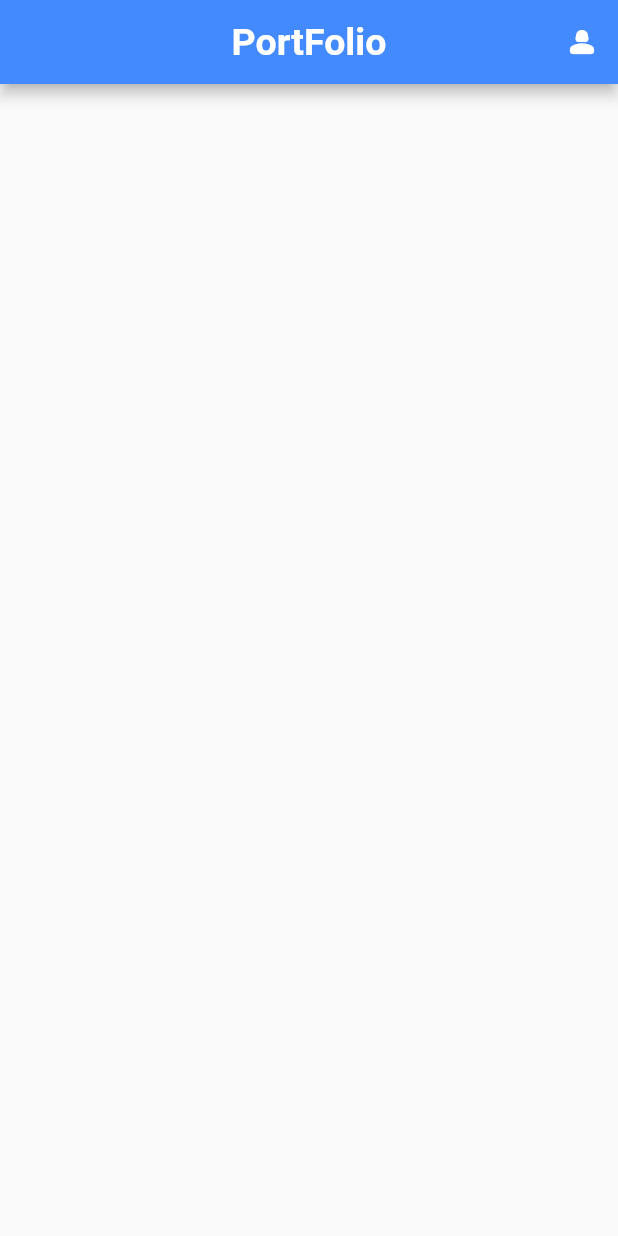
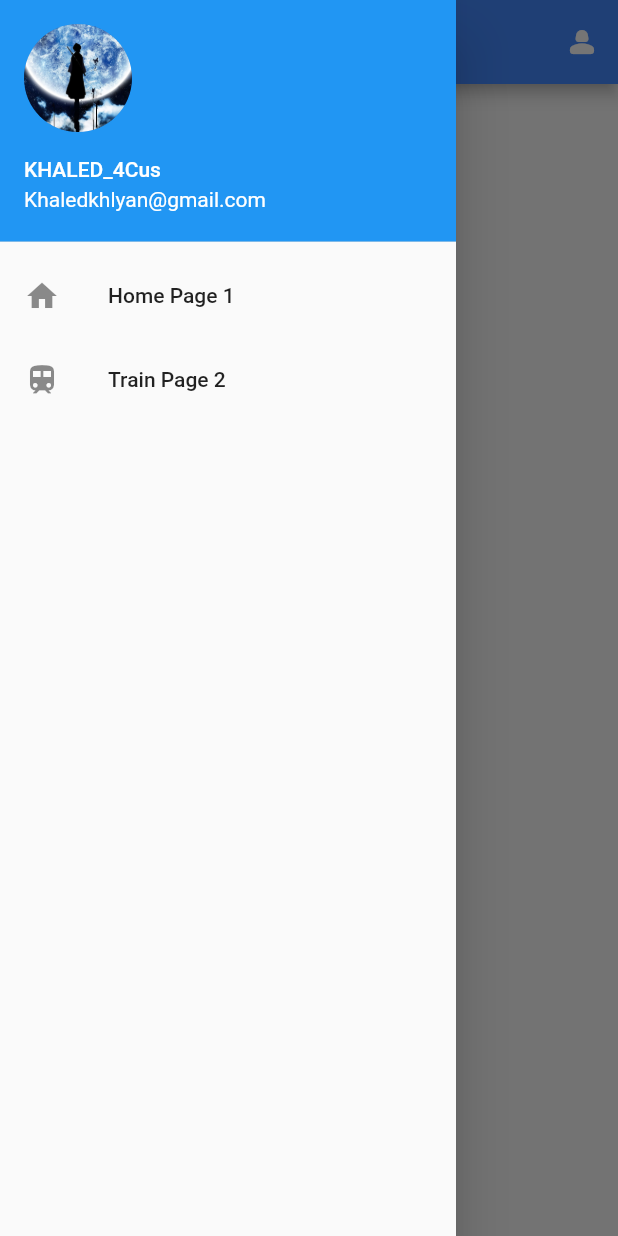
Before and after one commit to KHALEDKHLYAN/Flutter_SimpleStarting_App, a Flutter app: the screen it shows after launch, with the side drawer open (before the commit the screen has no drawer), on a phone screen of 412 x 824 dp. Run offline on Flutter 3.47's test engine with Material 2 defaults, Android fonts, the phone set to English and light mode, and no system bars.

Commit message:
personal

```diff
--- a/starting_app1/lib/main.dart
+++ b/starting_app1/lib/main.dart
@@ -3,7 +3,6 @@ import 'package:flutter/material.dart';
 void main() {
   runApp(const MyApp());
 }
-
 
 class MyApp extends StatelessWidget {
   const MyApp({super.key});
@@ -17,13 +16,46 @@ class MyApp extends StatelessWidget {
       home: Scaffold(
         appBar: AppBar(
           centerTitle: true,
-          title: Text('PortFolio',style: TextStyle(fontSize: 25.0,fontWeight: FontWeight.bold),),
+          title: const Text(
+            'PortFolio',
+            style: TextStyle(fontSize: 25.0, fontWeight: FontWeight.bold),
+          ),
           backgroundColor: Colors.blueAccent,
           actions: [
-            IconButton(icon: Icon(Icons.person_2_rounded), onPressed: (){} )
+            IconButton(
+                icon: const Icon(Icons.person_2_rounded), onPressed: () {})
           ],
+        ),
+        drawer: Drawer(
+          child: ListView(
+            padding: EdgeInsets.zero,
+            children: [
+              const UserAccountsDrawerHeader(
+                accountEmail: Text('Khaledkhlyan@gmail.com'),
+                accountName: Text('KHALED_4Cus'),
+                currentAccountPicture: CircleAvatar(
+                  foregroundImage: AssetImage('assets/bleach.jpg'),
+                ),
+              ),
+              customBuildListTile(Icons.home, 'Home Page 1', () {
+                Navigator.pop(context);
+              }),
+              customBuildListTile(Icons.train, 'Train Page 2', () {
+                Navigator.pop(context);
+              }),
+            ],
+          ),
         ),
       ),
     );
   }
 }
+
+
+ListTile customBuildListTile(IconData icon, String text, VoidCallback onTap) {
+  return ListTile(
+    leading: Icon(icon),
+    title: Text(text),
+    onTap: onTap,
+  );
+}
--- a/starting_app1/pubspec.yaml
+++ b/starting_app1/pubspec.yaml
@@ -59,9 +59,8 @@ flutter:
   uses-material-design: true
 
   # To add assets to your application, add an assets section, like this:
-  # assets:
-  #   - images/a_dot_burr.jpeg
-  #   - images/a_dot_ham.jpeg
+  assets:
+    - assets/
 
   # An image asset can refer to one or more resolution-specific "variants", see
   # https://flutter.dev/assets-and-images/#resolution-aware
```
Also changed, not shown: starting_app1/assets/bleach.jpg (added), starting_app1/pubspec.lock.
